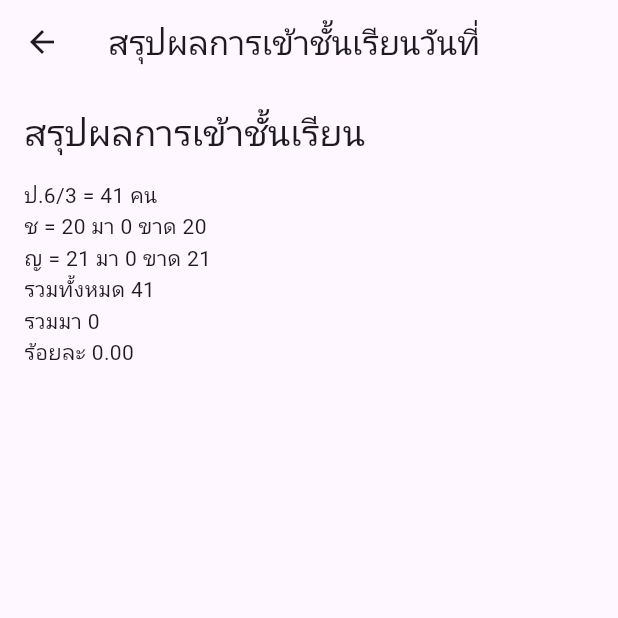
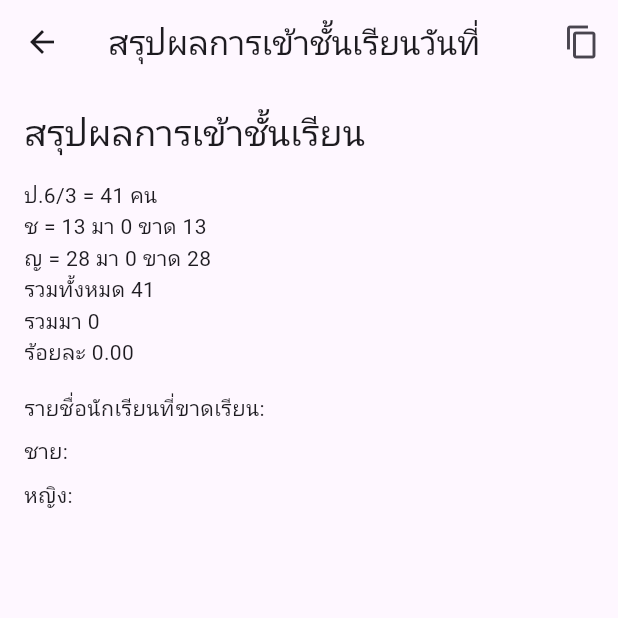
Before and after one commit to pollycode1/classmanager, a Flutter app: the AttendanceSummaryScreen screen opened directly with empty values, on a phone screen of 412 x 824 dp, the top half of it. Run offline on Flutter 3.47's test engine with Material 3 defaults, Android fonts, the phone set to English and light mode, and no system bars; our stand-ins replace device_preview, hive_flutter; accounts and stored records are empty.

Commit message:
ล่าสุด

```diff
--- a/lib/main.dart
+++ b/lib/main.dart
@@ -6,6 +6,7 @@ import 'package:flutter_localizations/flutter_localizations.dart';
 import 'package:hive_flutter/hive_flutter.dart';
 import 'package:intl/intl.dart';
 import 'student_list.dart';
+import 'package:flutter/services.dart'; // Add this import
 
 void main() async {
   WidgetsFlutterBinding.ensureInitialized(); // เพิ่มเพื่อให้ async ทำงานถูกต้อง
@@ -471,12 +472,15 @@ class AttendanceSummaryScreen extends StatelessWidget {
   @override
   Widget build(BuildContext context) {
     Box summaryBox = Hive.box('summaryBox');
+    Box attendanceBox = Hive.box('attendanceBox');
     Map<String, dynamic> summary = Map<String, dynamic>.from(
         summaryBox.get(date, defaultValue: {}));
+    Map<String, dynamic> attendance = Map<String, dynamic>.from(
+        attendanceBox.get(date, defaultValue: {}));
 
-    int totalStudents = 41; // Example total number of students
-    int maleTotal = 20; // Example total number of male students
-    int femaleTotal = 21; // Example total number of female students
+    int totalStudents = studentList.length;
+    int maleTotal = studentList.where((student) => student.gender == 'ชาย').length;
+    int femaleTotal = studentList.where((student) => student.gender == 'หญิง').length;
 
     int malePresent = summary['malePresent'] is int
         ? summary['malePresent']
@@ -488,8 +492,40 @@ class AttendanceSummaryScreen extends StatelessWidget {
     int totalPresent = malePresent + femalePresent;
     double attendancePercentage = (totalPresent / totalStudents) * 100;
 
+    String summaryText = '''
+ป.6/3 = $totalStudents คน
+ช = $maleTotal มา $malePresent ขาด ${maleTotal - malePresent}
+ญ = $femaleTotal มา $femalePresent ขาด ${femaleTotal - femalePresent}
+รวมทั้งหมด $totalStudents
+รวมมา $totalPresent
+ร้อยละ ${attendancePercentage.toStringAsFixed(2)}
+''';
+
+    List<Student> maleAbsentStudents = studentList
+        .where((student) => student.gender == 'ชาย' && attendance[student.number.toString()]?['status'] == 'ขาดเรียน')
+        .toList()
+      ..sort((a, b) => a.number.compareTo(b.number));
+
+    List<Student> femaleAbsentStudents = studentList
+        .where((student) => student.gender == 'หญิง' && attendance[student.number.toString()]?['status'] == 'ขาดเรียน')
+        .toList()
+      ..sort((a, b) => a.number.compareTo(b.number));
+
     return Scaffold(
-      appBar: AppBar(title: Text('สรุปผลการเข้าชั้นเรียนวันที่ $date')),
+      appBar: AppBar(
+        title: Text('สรุปผลการเข้าชั้นเรียนวันที่ $date'),
+        actions: [
+          IconButton(
+            icon: const Icon(Icons.copy),
+            onPressed: () {
+              Clipboard.setData(ClipboardData(text: summaryText));
+              ScaffoldMessenger.of(context).showSnackBar(
+                const SnackBar(content: Text('คัดลอกข้อความเรียบร้อย')),
+              );
+            },
+          ),
+        ],
+      ),
       body: Padding(
         padding: const EdgeInsets.all(16.0),
         child: Column(
@@ -506,6 +542,14 @@ class AttendanceSummaryScreen extends StatelessWidget {
             Text('รวมทั้งหมด $totalStudents'),
             Text('รวมมา $totalPresent'),
             Text('ร้อยละ ${attendancePercentage.toStringAsFixed(2)}'),
+            const SizedBox(height: 16),
+            const Text('รายชื่อนักเรียนที่ขาดเรียน:'),
+            const SizedBox(height: 8),
+            const Text('ชาย:'),
+            ...maleAbsentStudents.map((student) => Text('${student.number}. ${student.name}')),
+            const SizedBox(height: 8),
+            const Text('หญิง:'),
+            ...femaleAbsentStudents.map((student) => Text('${student.number}. ${student.name}')),
           ],
         ),
       ),
```
